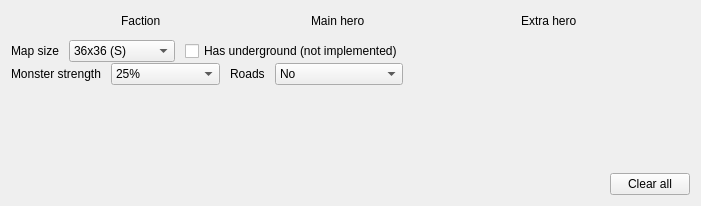
First picture: the form in src/App/MapToolUI/TemplateSettingsWidget.ui, repository mapron/FreeHeroes, before the edit.
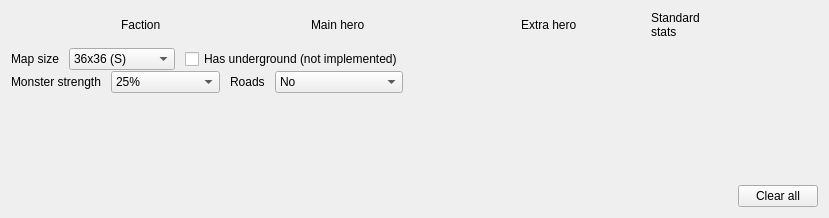
Second picture: the form after the edit. Custom widgets are drawn as their Qt base class.

```diff
--- a/src/App/MapToolUI/TemplateSettingsWidget.ui
+++ b/src/App/MapToolUI/TemplateSettingsWidget.ui
@@ -6,8 +6,8 @@
    <rect>
     <x>0</x>
     <y>0</y>
-    <width>701</width>
-    <height>206</height>
+    <width>829</width>
+    <height>218</height>
    </rect>
   </property>
   <property name="windowTitle">
@@ -111,6 +111,30 @@
      </item>
      <item>
       <spacer name="horizontalSpacer_5">
+       <property name="orientation">
+        <enum>Qt::Horizontal</enum>
+       </property>
+       <property name="sizeType">
+        <enum>QSizePolicy::Fixed</enum>
+       </property>
+       <property name="sizeHint" stdset="0">
+        <size>
+         <width>20</width>
+         <height>1</height>
+        </size>
+       </property>
+      </spacer>
+     </item>
+     <item>
+      <widget class="QLabel" name="label_6">
+       <property name="text">
+        <string>Standard
+stats</string>
+       </property>
+      </widget>
+     </item>
+     <item>
+      <spacer name="horizontalSpacer_6">
        <property name="orientation">
         <enum>Qt::Horizontal</enum>
        </property>
```
